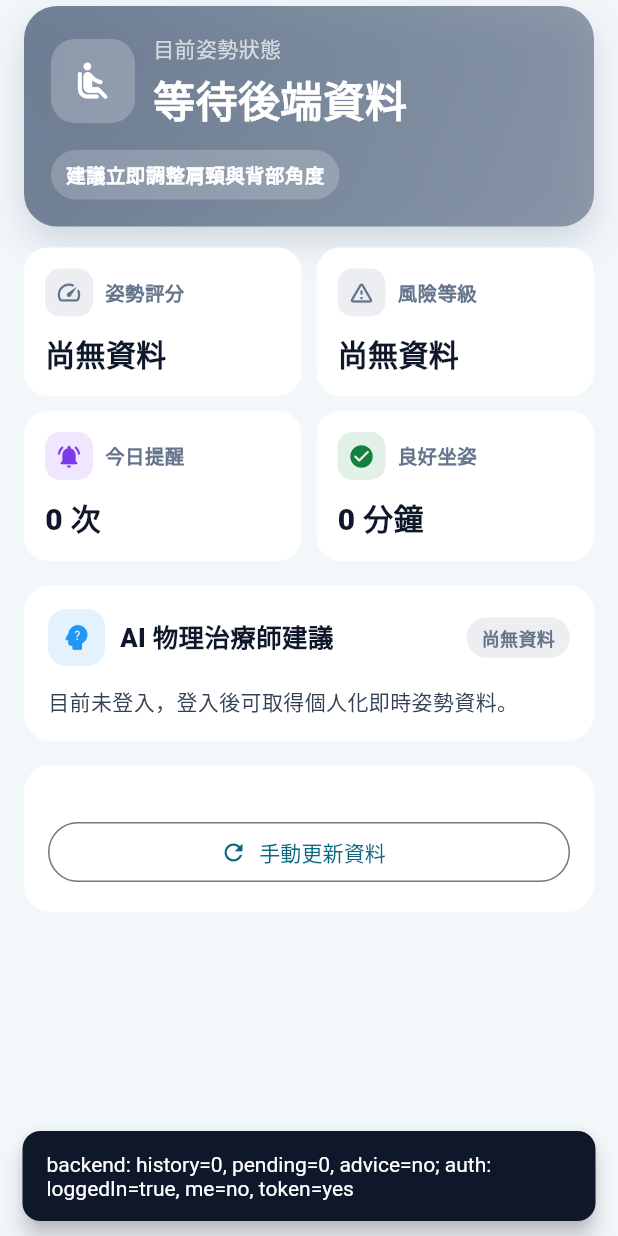
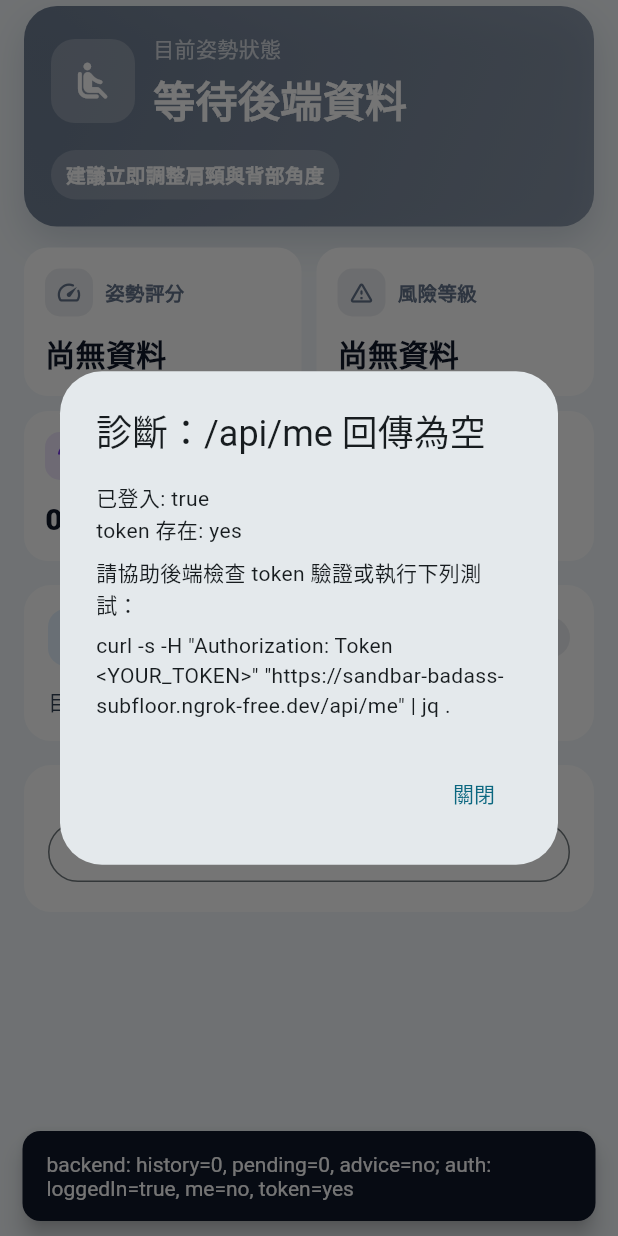
Before and after one commit to Hsin104/smartchair, a Flutter app: the DashboardPage widget shown alone on an empty page, opened directly with empty values, on a phone screen of 412 x 824 dp. Run offline on Flutter 3.47's test engine with Material 3 defaults, Android fonts, the phone set to English and light mode, and no system bars; our stand-ins replace firebase_core, fl_chart, shared_preferences; missing offline and left inert: screen_retriever, system_tray, window_manager; accounts and stored records are empty; network calls fail.

Commit message:
debug(dashboard): show detailed dialog when /me is null

```diff
--- a/lib/screens/dashboard.dart
+++ b/lib/screens/dashboard.dart
@@ -115,6 +115,36 @@ class _DashboardPageState extends State<DashboardPage> {
         ScaffoldMessenger.of(
           context,
         ).showSnackBar(SnackBar(content: Text(msg)));
+
+        // If /me is null, show a detailed diagnostic dialog with curl commands
+        if (me == null) {
+          final curlCheck = '''curl -s -H "Authorization: Token <YOUR_TOKEN>" "${ApiService.baseUrl}/me" | jq .''';
+          // show one-time dialog
+          showDialog<void>(
+            context: context,
+            builder: (_) => AlertDialog(
+              title: const Text('診斷：/api/me 回傳為空'),
+              content: SingleChildScrollView(
+                child: ListBody(
+                  children: [
+                    Text('已登入: $loggedIn'),
+                    Text('token 存在: $tokenFlag'),
+                    const SizedBox(height: 8),
+                    const Text('請協助後端檢查 token 驗證或執行下列測試：'),
+                    const SizedBox(height: 8),
+                    SelectableText(curlCheck),
+                  ],
+                ),
+              ),
+              actions: [
+                TextButton(
+                  onPressed: () => Navigator.of(context).pop(),
+                  child: const Text('關閉'),
+                ),
+              ],
+            ),
+          );
+        }
       }
     } catch (_) {}
     if (!widget.isLoggedIn && mounted) {
```
